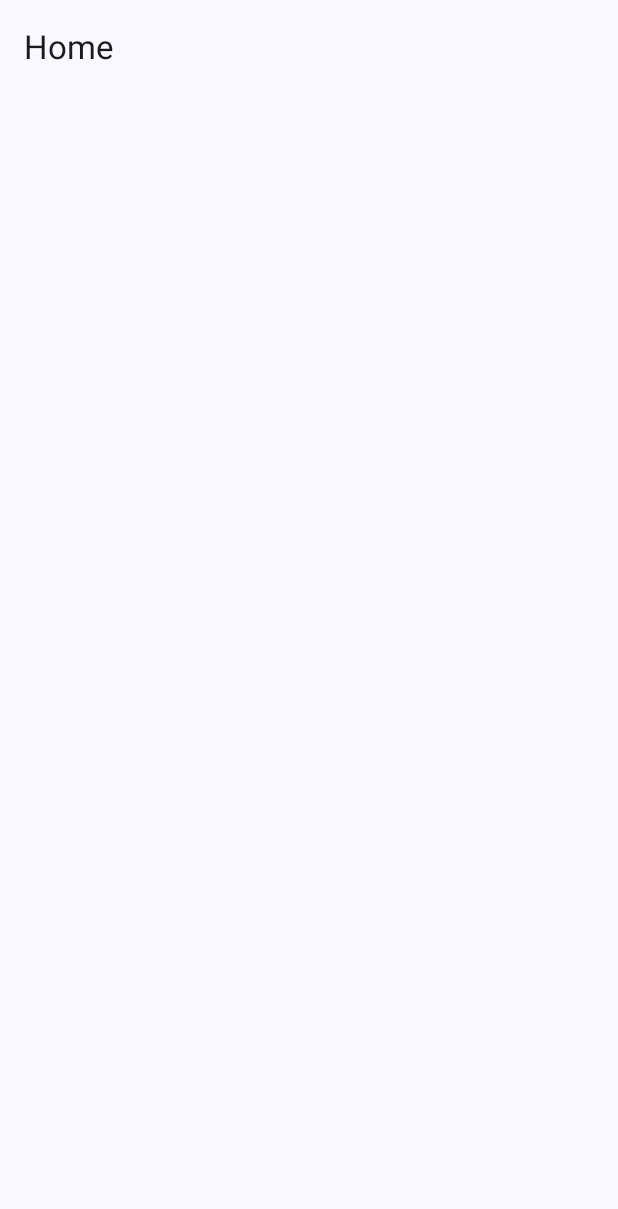
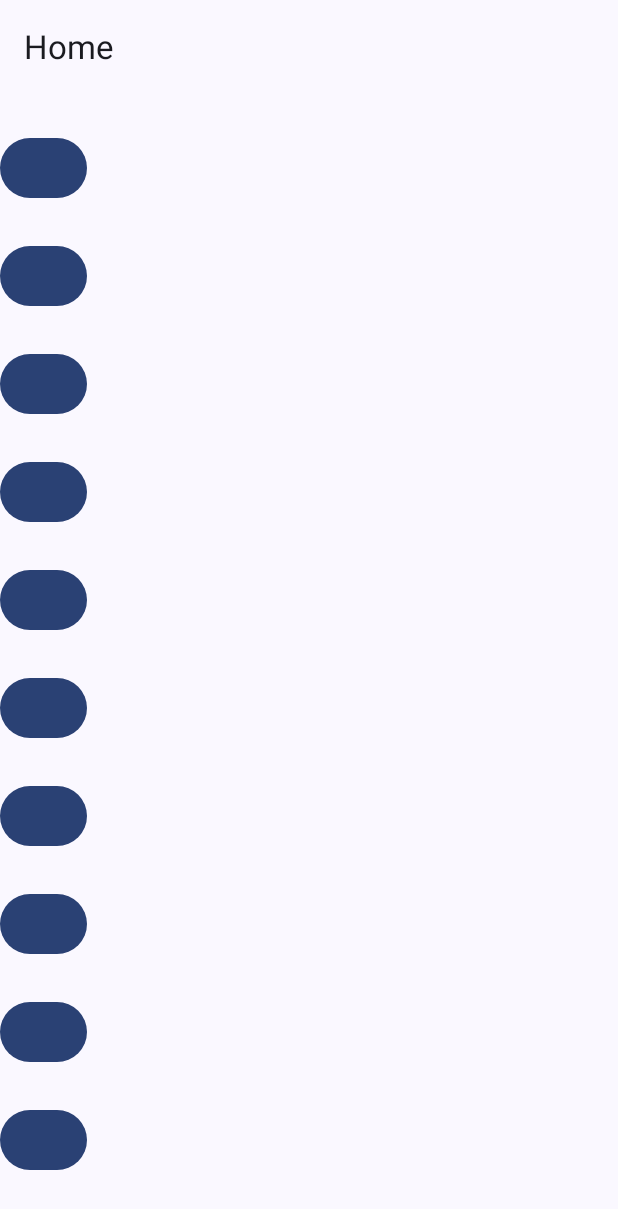
Before and after one commit to rohanbuddy7/seekho_task, an Android app built with Jetpack Compose: the screen it shows after launch (MainActivity), on a phone screen of 412 x 824 dp. Before the commit the part shown is almost empty. Shown: the top 1209 px of the screen. Run offline under Robolectric (Android 15) with nearby library versions, the phone set to English and light mode, and no system bars.

```diff
--- a/app/build.gradle.kts
+++ b/app/build.gradle.kts
@@ -57,4 +57,5 @@ dependencies {
     androidTestImplementation(libs.androidx.compose.ui.test.junit4)
     debugImplementation(libs.androidx.compose.ui.tooling)
     debugImplementation(libs.androidx.compose.ui.test.manifest)
+    implementation("androidx.navigation:navigation-compose:2.7.0")
 }
--- a/app/src/main/java/com/tribe7/seekho_task/MainActivity.kt
+++ b/app/src/main/java/com/tribe7/seekho_task/MainActivity.kt
@@ -7,11 +7,9 @@ import androidx.activity.enableEdgeToEdge
 import androidx.compose.foundation.layout.fillMaxSize
 import androidx.compose.foundation.layout.padding
 import androidx.compose.material3.Scaffold
-import androidx.compose.material3.Text
-import androidx.compose.runtime.Composable
 import androidx.compose.ui.Modifier
-import androidx.compose.ui.tooling.preview.Preview
 import com.tribe7.seekho_task.ui.home.HomeScreen
+import com.tribe7.seekho_task.ui.nav.AppNavHost
 import com.tribe7.seekho_task.ui.theme.Seekho_taskTheme
 
 class MainActivity : ComponentActivity() {
@@ -21,7 +19,7 @@ class MainActivity : ComponentActivity() {
         setContent {
             Seekho_taskTheme {
                 Scaffold(modifier = Modifier.fillMaxSize()) { innerPadding ->
-                    HomeScreen({}, Modifier.padding(innerPadding))
+                    AppNavHost()
                 }
             }
         }
--- a/app/src/main/java/com/tribe7/seekho_task/ui/detail/DetailScreen.kt
+++ b/app/src/main/java/com/tribe7/seekho_task/ui/detail/DetailScreen.kt
@@ -14,7 +14,7 @@ import androidx.compose.ui.Modifier
 
 @OptIn(ExperimentalMaterial3Api::class)
 @Composable
-fun DetailScreen(onBack: () -> Unit) {
+fun DetailScreen(id: Int, onBack: () -> Unit, modifier: Modifier) {
     Scaffold(
         topBar = {
             TopAppBar(
@@ -27,6 +27,6 @@ fun DetailScreen(onBack: () -> Unit) {
             )
         }
     ) { paddingValues ->
-        Text(modifier = Modifier.padding(paddingValues = paddingValues), text = "Detail page")
+        Text(modifier = Modifier.padding(paddingValues = paddingValues), text = "Detail page $id")
     }
 }
--- a/app/src/main/java/com/tribe7/seekho_task/ui/home/HomeScreen.kt
+++ b/app/src/main/java/com/tribe7/seekho_task/ui/home/HomeScreen.kt
@@ -2,6 +2,7 @@ package com.tribe7.seekho_task.ui.home
 
 import androidx.compose.foundation.layout.padding
 import androidx.compose.foundation.lazy.LazyColumn
+import androidx.compose.material3.Button
 import androidx.compose.material3.ExperimentalMaterial3Api
 import androidx.compose.material3.Scaffold
 import androidx.compose.material3.Text
@@ -11,7 +12,7 @@ import androidx.compose.ui.Modifier
 
 @OptIn(ExperimentalMaterial3Api::class)
 @Composable
-fun HomeScreen(onBack: () -> Unit, modifier: Modifier) {
+fun HomeScreen(onNavigate: (String) -> Unit ,onBack: () -> Unit, modifier: Modifier) {
     Scaffold(
         topBar = {
             TopAppBar(
@@ -19,15 +20,26 @@ fun HomeScreen(onBack: () -> Unit, modifier: Modifier) {
             )
         }
     ) { paddingValues ->
-        AnimeList(Modifier.padding(paddingValues = paddingValues))
+        AnimeList(
+            modifier = Modifier.padding(paddingValues = paddingValues),
+            onNavigate = onNavigate
+        )
     }
 }
 
 @Composable
-fun AnimeList(modifier: Modifier) {
+fun AnimeList(
+    modifier: Modifier,
+    onNavigate: (String) -> Unit
+) {
     LazyColumn(modifier = modifier) {
-        item(10){
+        items(10){ index->
             Text("")
+            Button(
+                onClick = { onNavigate("detail/$index") }
+            ) {
+
+            }
         }
     }
 }
--- /dev/null
+++ b/app/src/main/java/com/tribe7/seekho_task/ui/nav/AppNavHost.kt
@@ -0,0 +1,38 @@
+package com.tribe7.seekho_task.ui.nav
+
+import androidx.compose.foundation.layout.fillMaxSize
+import androidx.compose.runtime.Composable
+import androidx.compose.ui.Modifier
+import androidx.navigation.NavType
+import androidx.navigation.compose.NavHost
+import androidx.navigation.compose.composable
+import androidx.navigation.compose.rememberNavController
+import androidx.navigation.navArgument
+import com.tribe7.seekho_task.ui.detail.DetailScreen
+import com.tribe7.seekho_task.ui.home.HomeScreen
+
+@Composable
+fun AppNavHost (){
+    val navController = rememberNavController()
+    NavHost(navController, startDestination = "home"){
+        composable("home"){
+            HomeScreen(
+                onNavigate = { navController.navigate(it) },
+                onBack = {},
+                modifier = Modifier.fillMaxSize()
+            )
+        }
+        composable(
+            "detail/{id}",
+            arguments = listOf(
+                navArgument("id"){ type = NavType.IntType })
+        ){entry->
+            val id = entry.arguments!!.getInt("id")
+            DetailScreen(
+                id = id,
+                onBack = {navController.popBackStack()},
+                modifier = Modifier.fillMaxSize()
+            )
+        }
+    }
+}
```
